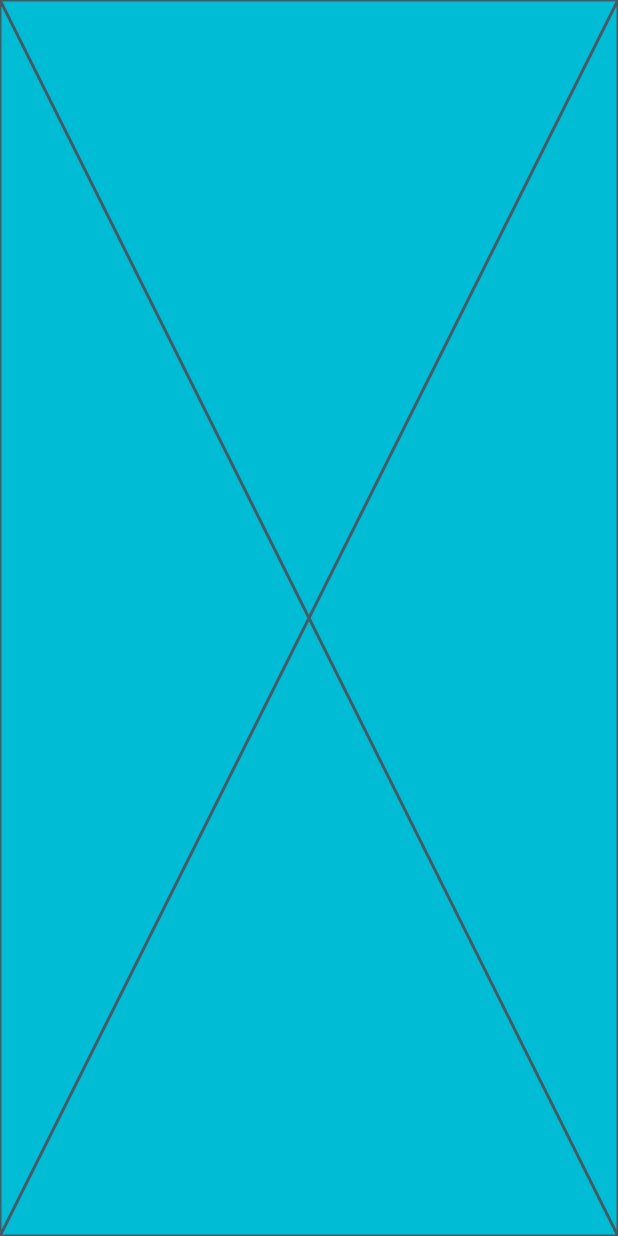
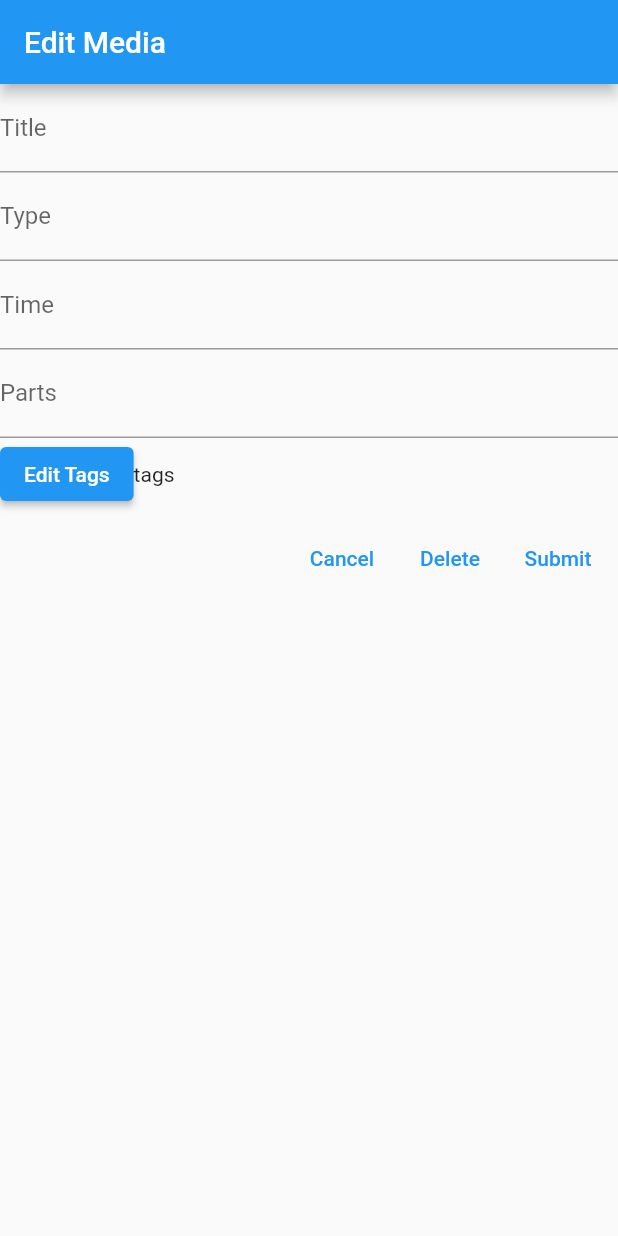
Before and after one commit to faithcoslett/tag-team, a Flutter app: the screen it shows after launch, after a tap on the "edit" icon, on a phone screen of 412 x 824 dp. Run offline on Flutter 3.47's test engine with Material 2 defaults, Android fonts, the phone set to English and light mode, and no system bars.

```diff
--- a/code/tagteam/lib/main.dart
+++ b/code/tagteam/lib/main.dart
@@ -22,8 +22,7 @@ class _MainAppState extends State<MainApp> {
         ),
         body: Center(
           child: Container(
-            color: Colors.blueGrey,
-            alignment: Alignment.center,
+            alignment: Alignment.topCenter,
             margin: const EdgeInsets.all(20),
             child: const MediaTable(),
           )
@@ -49,8 +48,8 @@ class MediaTable extends StatelessWidget{
             )
           ],
         ),
-        body: Center(
-          child: SingleChildScrollView(
+        body: SingleChildScrollView(
+
             child: Container(
               alignment: Alignment.topCenter,
               child:Table(
@@ -83,24 +82,7 @@ class MediaTable extends StatelessWidget{
               )
             )
           )
-        ),
-      ),
-    );
-  }
-}
-class EditMedia extends StatefulWidget{
-  const EditMedia({super.key});
-  @override
-  State<EditMedia> createState() => _EditMediaState();
-}
-
-class _EditMediaState extends State<EditMedia> {
-  @override
-  Widget build(BuildContext context) {
-    return  MaterialApp(
-      home: Container(
-        color: Colors.cyan,
-        child: Placeholder(),
+        //),
       ),
     );
   }
@@ -116,10 +98,75 @@ class _AddMediaState extends State<AddMedia> {
   @override
   Widget build(BuildContext context) {
     return  MaterialApp(
-      home: Container(
-        color: Colors.yellow,
-        child: Placeholder(),
-      ),
+      home: Scaffold(
+        appBar: AppBar(
+          title: Text('Add Media')
+        ),
+        body: Center(
+          child: Container(
+            child: Form(
+              child: Column(children: [
+                TextFormField(decoration: InputDecoration(labelText: 'Title'),),
+                TextFormField(decoration: InputDecoration(labelText: 'Type'),),
+                TextFormField(decoration: InputDecoration(labelText: 'Time'),),
+                TextFormField(decoration: InputDecoration(labelText: 'Parts'),),
+                Row(
+                  children:[
+                    ElevatedButton(onPressed: ()=>{runApp(EditTags())}, child: Text('Edit Tags')),
+                    Text('tags'),
+                  ]
+                ),
+                ButtonBar(children: [
+                  TextButton(onPressed: ()=>{runApp(MainApp())}, child: Text('Cancel')),
+                  TextButton(onPressed: ()=>{runApp(MainApp())}, child: Text('Submit')),
+                ],)
+              ],),
+            )
+          )
+        )
+      )
+    );
+  }
+}
+
+class EditMedia extends StatefulWidget{
+  const EditMedia({super.key});
+  @override
+  State<EditMedia> createState() => _EditMediaState();
+}
+
+class _EditMediaState extends State<EditMedia> {
+  @override
+  Widget build(BuildContext context) {
+    return  MaterialApp(
+      home: Scaffold(
+        appBar: AppBar(
+          title: Text('Edit Media')
+        ),
+        body: Center(
+          child: Container(
+            child: Form(
+              child: Column(children: [
+                TextFormField(decoration: InputDecoration(labelText: 'Title'),),
+                TextFormField(decoration: InputDecoration(labelText: 'Type'),),
+                TextFormField(decoration: InputDecoration(labelText: 'Time'),),
+                TextFormField(decoration: InputDecoration(labelText: 'Parts'),),
+                Row(
+                  children:[
+                    ElevatedButton(onPressed: ()=>{runApp(EditTags())}, child: Text('Edit Tags')),
+                    Text('tags'),
+                  ]
+                ),
+                ButtonBar(children: [
+                  TextButton(onPressed: ()=>{runApp(MainApp())}, child: Text('Cancel')),
+                  TextButton(onPressed: ()=>{runApp(MainApp())}, child: Text('Delete')),
+                  TextButton(onPressed: ()=>{runApp(MainApp())}, child: Text('Submit')),
+                ],)
+              ],),
+            )
+          )
+        )
+      )
     );
   }
 }
@@ -134,9 +181,69 @@ class _FilterState extends State<Filter> {
   @override
   Widget build(BuildContext context) {
     return  MaterialApp(
-      home: Container(
-        color: Colors.pink,
-        child: Placeholder(),
+      home: Scaffold(
+        appBar: AppBar(
+          title: Text('Filter')
+        ),
+        body:
+        Container(
+          child: Form(
+              child: Column(children: [
+                TextFormField(decoration: InputDecoration(labelText: 'Title'),),
+                Row(
+                  children:[
+                    Text('Type:'),
+                    SingleChildScrollView(child: Column(
+                      children: [
+                        Row(children: [
+                          Checkbox(value: true, onChanged: null),
+                          Text('TV Show')
+                        ],),
+                        Row(children: [
+                          Checkbox(value: false, onChanged: null),
+                          Text('Movie')
+                        ],),
+                        Row(children: [
+                          Checkbox(value: false, onChanged: null),
+                          Text('Podcast')
+                        ],),
+                        Row(children: [
+                          Checkbox(value: false, onChanged: null),
+                          Text('Book')
+                        ],),
+                        Row(children: [
+                          Checkbox(value: false, onChanged: null),
+                          Text('Game')
+                        ],),
+                      ]),
+                    )
+                  ]
+                ),
+                Row(
+                  children:[
+                    Text('Tags:'),
+                    SingleChildScrollView(
+                      child: Column(
+                      children: [
+                        Row(children: [
+                          Checkbox(value: true, onChanged: null),
+                          Text('Tag')
+                        ],),
+                        Row(children: [
+                          Checkbox(value: false, onChanged: null),
+                          Text('Tag')
+                        ],),
+                      ]),
+                    )
+                  ]
+                ),
+                ButtonBar(children: [
+                  TextButton(onPressed: ()=>{runApp(MainApp())}, child: Text('Cancel')),
+                  TextButton(onPressed: ()=>{runApp(MainApp())}, child: Text('Submit')),
+                ],)
+              ],),
+            )
+        ),
       ),
     );
   }
@@ -152,9 +259,39 @@ class _EditTagsState extends State<EditTags> {
   @override
   Widget build(BuildContext context) {
     return  MaterialApp(
-      home: Container(
-        color: Colors.green,
-        child: Placeholder(),
+      home: Scaffold(
+        appBar: AppBar(
+          title: Text('Edit Tags')
+        ),
+        body:
+        Container(
+          child: Form(
+              child: Column(children: [
+                TextFormField(decoration: InputDecoration(labelText: 'New Tags'),),
+                Row(
+                  children:[
+                    Text('Tags:'),
+                    SingleChildScrollView(child: Column(
+                      children: [
+                        Row(children: [
+                          Checkbox(value: true, onChanged: null),
+                          Text('Tag')
+                        ],),
+                        Row(children: [
+                          Checkbox(value: false, onChanged: null),
+                          Text('Tag')
+                        ],),
+                      ]),
+                    )
+                  ]
+                ),
+                ButtonBar(children: [
+                  TextButton(onPressed: ()=>{runApp(MainApp())}, child: Text('Cancel')),
+                  TextButton(onPressed: ()=>{runApp(MainApp())}, child: Text('Submit')),
+                ],)
+              ],),
+            )
+        ),
       ),
     );
   }
```
